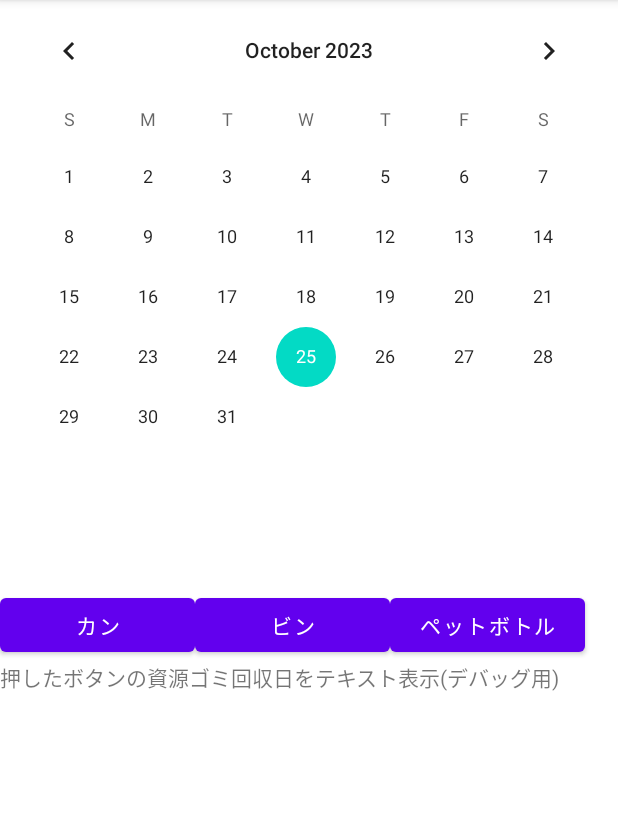
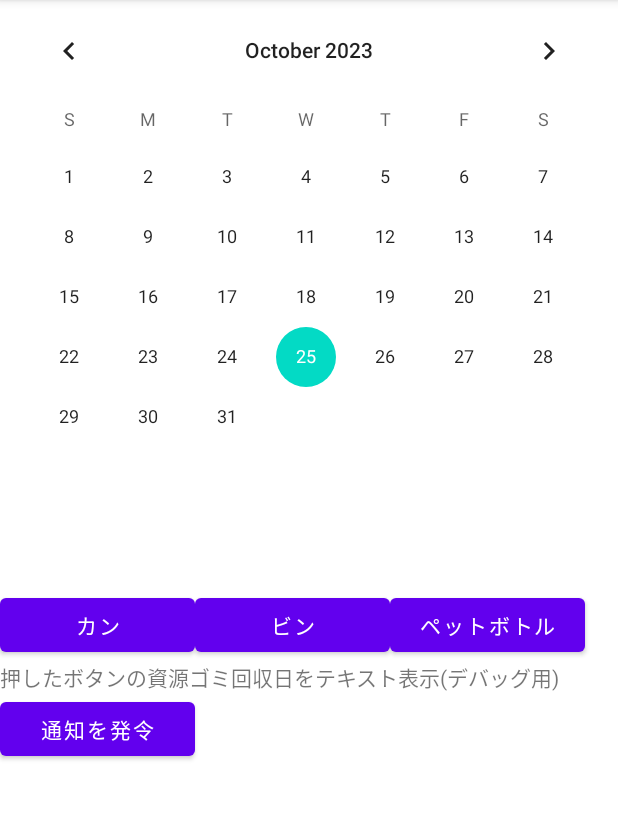
Before and after one commit to Ma4Ma4/RecycleApp, an Android app: the screen it shows after launch (MainActivity), on a phone screen of 412 x 824 dp, the part 84-904 px from its top. Run offline under Robolectric (Android 15) with nearby library versions, the phone set to English and light mode, and no system bars.

Commit message:
第1スプリント完了+通知実装版

```diff
--- a/app/build.gradle
+++ b/app/build.gradle
@@ -38,6 +38,8 @@ dependencies {
     implementation 'androidx.appcompat:appcompat:1.6.1'
     implementation 'com.google.android.material:material:1.10.0'
     implementation 'androidx.constraintlayout:constraintlayout:2.1.4'
+    implementation "androidx.legacy:legacy-support-v4:1.0.0"
+    implementation 'androidx.core:core:1.0.0'
     testImplementation 'junit:junit:4.13.2'
     androidTestImplementation 'androidx.test.ext:junit:1.1.5'
     androidTestImplementation 'androidx.test.espresso:espresso-core:3.5.1'
--- a/app/src/main/AndroidManifest.xml
+++ b/app/src/main/AndroidManifest.xml
@@ -2,6 +2,7 @@
 <manifest xmlns:android="http://schemas.android.com/apk/res/android"
     xmlns:tools="http://schemas.android.com/tools">
 
+    <uses-permission android:name="android.permission.POST_NOTIFICATIONS" />
     <application
         android:allowBackup="true"
         android:dataExtractionRules="@xml/data_extraction_rules"
--- a/app/src/main/java/com/example/recycleapp/MainActivity.kt
+++ b/app/src/main/java/com/example/recycleapp/MainActivity.kt
@@ -1,15 +1,22 @@
 package com.example.recycleapp
 
+import android.app.NotificationChannel
+import android.app.NotificationManager
+import android.app.PendingIntent
+import android.content.Context
+import android.content.Intent
+import android.os.Build
 import android.os.Bundle
+import androidx.core.app.NotificationCompat //怪しい,コイツ周りのためにbuildをandroidXへ変更
+import androidx.core.app.NotificationManagerCompat
 import android.util.Log
 import android.view.View
-import android.view.ViewGroup
 import android.widget.Button
 import android.widget.CalendarView
 import android.widget.TextView
 import android.view.ViewGroup.MarginLayoutParams;
-import android.view.ViewGroup.LayoutParams;
 import androidx.appcompat.app.AppCompatActivity
+import androidx.core.app.NotificationCompat.EXTRA_NOTIFICATION_ID
 import java.util.*
 
 
@@ -19,6 +26,7 @@ class MainActivity : AppCompatActivity() {
         setContentView(R.layout.activity_main)
 
         //テストです
+        /*----- 各種ビューの作成・登録-----*/
         // CalendarViewに現在日時を設定します。
         val calendarView = findViewById<CalendarView>(R.id.calendarView)
         calendarView.date = System.currentTimeMillis()
@@ -45,13 +53,79 @@ class MainActivity : AppCompatActivity() {
         // ボタンクリックを検出するイベントリスナー(ビン)
         val buttonBin:Button = findViewById(R.id.button_bin)
         buttonBin.setOnClickListener {
-            // ここに[カン]ボタン押下時の処理を記述
+            // ここに[ビン]ボタン押下時の処理を記述
             Log.d("INFO","BUTTON BIN WAS PRESSED")
             buttonText.text = getString(R.string.txt_bin)
             // カレンダー制御
             highlightLine.setVisibility(View.VISIBLE)
             mlp.setMargins(765,190,0,0)         //マージンを設定
             highlightLine.layoutParams = mlp
+        }
+
+        /*----- 通知周り-----*/
+        // 1-1. チャネルIDを作成
+        val channelId = "NOTIFICATION_CHANNEL_ID"
+
+        // チャネル
+        //2-1. NotificationChannelオブジェクトの作成
+        val name = getString(R.string.channel_name)
+        val descriptionText = getString(R.string.channel_description)
+        val importance = NotificationManager.IMPORTANCE_DEFAULT
+        if (Build.VERSION.SDK_INT >= Build.VERSION_CODES.O) {
+            val channel = NotificationChannel(channelId, name, importance).apply {
+                description = descriptionText
+            }
+            // Register the channel with the system
+            // 2-2. チャネルをシステムに登録
+            val notificationManager: NotificationManager =
+                getSystemService(Context.NOTIFICATION_SERVICE) as NotificationManager
+            notificationManager.createNotificationChannel(channel)
+        }
+
+        // 3-1. アプリ内アクティビティへのインテントを設定
+        val intent = Intent(this, MainActivity::class.java).apply {
+            flags = Intent.FLAG_ACTIVITY_NEW_TASK or Intent.FLAG_ACTIVITY_CLEAR_TASK
+            putExtra(EXTRA_NOTIFICATION_ID, 0)
+        }
+        val pendingIntent = PendingIntent.getActivity(this, 0, intent, 0)
+
+        // EX. 通知に2択ボタンを設けてアクティビティ遷移の土台にする
+        // ここを遷移先のアクティビティを指定するインテントにすることで実装できそう
+        val intentForgot = Intent(this, MainActivity::class.java).apply {
+            flags = Intent.FLAG_ACTIVITY_NEW_TASK or Intent.FLAG_ACTIVITY_CLEAR_TASK
+            putExtra(EXTRA_NOTIFICATION_ID, 0)
+        }
+        val pendingIntentForgot = PendingIntent.getActivity(this, 0, intentForgot, 0)
+
+        val builder = NotificationCompat.Builder(this, channelId)
+            // 1-2. 表示内容の設定
+            .setSmallIcon(R.drawable.ic_launcher_foreground)
+            .setContentTitle("テスト通知")
+            .setContentText("水曜日はカンの回収日です。ゴミ出しは完了しましたか?")
+            .setStyle(NotificationCompat.BigTextStyle() //テキスト領域の拡大
+                .bigText("水曜日はカンの回収日です。ゴミ出しは完了しましたか?"))
+            // 1-3. 優先度の設定
+            .setPriority(NotificationCompat.PRIORITY_DEFAULT)
+            // 3-2. インテントをbuilderに設定
+            .setContentIntent(pendingIntent) //通知をタップしたらインテントを読み込む
+            .addAction( //ゴミ出しできた選択肢
+                com.google.android.material.R.drawable.ic_clear_black_24, getString(R.string.submit), //アイコンは適当
+            pendingIntent)
+            .addAction( //ゴミ出し忘れた選択肢
+                com.google.android.material.R.drawable.ic_clear_black_24, getString(R.string.forgot), //アイコンは適当
+                pendingIntentForgot)
+
+        //.setAutoCancel(true) //通知をタップしたら通知が消去される
+
+        // ボタンクリックを検出するイベントリスナー(通知トリガー用)
+        val buttonNotify:Button = findViewById(R.id.button_notify)
+        buttonNotify.setOnClickListener {
+            // ここに[通知を発令]ボタン押下時の処理を記述
+            Log.d("INFO","BUTTON NOTIFY WAS PRESSED")
+            with(NotificationManagerCompat.from(this)) {
+                // notificationIDとbuilder.build()を渡します
+                notify(12345, builder.build())
+            }
         }
     }
 
--- a/app/src/main/res/layout/activity_main.xml
+++ b/app/src/main/res/layout/activity_main.xml
@@ -73,4 +73,11 @@
         android:layout_height="wrap_content"
         android:text="@string/txt_by_bt" />
 
+    <!-- 通知発令用ボタン -->
+    <Button
+        android:id="@+id/button_notify"
+        android:layout_width="130dp"
+        android:layout_height="wrap_content"
+        android:text="@string/notify" />
+
 </LinearLayout>
--- a/app/src/main/res/values/strings.xml
+++ b/app/src/main/res/values/strings.xml
@@ -3,10 +3,15 @@
     <string name="can">カン</string>
     <string name="bin">ビン</string>
     <string name="pet">ペットボトル</string>
+    <string name="notify">通知を発令</string>
     <string name="txt_by_bt">押したボタンの資源ゴミ回収日をテキスト表示(デバッグ用)</string>
     <string name="txt_can">カンは毎週水曜日に回収しています</string>
     <string name="txt_bin">ビンは毎週金曜日に回収しています</string>
     <string name="selected_day_info">%1$d年%2$d月%3$d日%4$s曜日</string>
     <string name="target_info">%1$sの回収日です</string>
     <string name="no_target_info">資源ゴミの回収はありません</string>
+    <string name="channel_name">通知チャネル</string>
+    <string name="channel_description">通知チャネルディスクリプション</string>
+    <string name="submit">出しました</string>
+    <string name="forgot">忘れました</string>
 </resources>
--- a/gradle.properties
+++ b/gradle.properties
@@ -21,3 +21,4 @@ kotlin.code.style=official
 # resources declared in the library itself and none from the library's dependencies,
 # thereby reducing the size of the R class for that library
 android.nonTransitiveRClass=true
+android.enableJetifier=true
```
